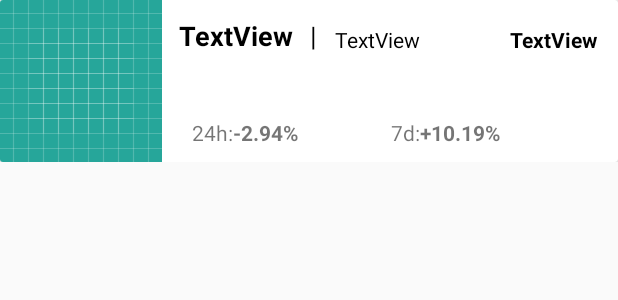
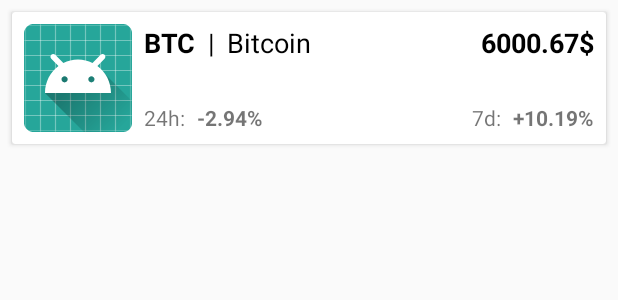
Before and after one commit to Erdemtsynduev/project-cryptocurrencyCharts-androidApp, an Android app: the layout item_listcurrency.xml on its own in the app's theme, with its tools: preview values and no code run, on a phone screen of 412 x 824 dp. Shown: the top 300 px of the screen. Run offline under Robolectric (Android 15) with nearby library versions, the phone set to English and light mode, and no system bars.

Commit message:
Update layout item listcurrency

```diff
--- a/app/src/main/AndroidManifest.xml
+++ b/app/src/main/AndroidManifest.xml
@@ -14,7 +14,6 @@
         <activity android:name=".screen.listcurrency.ListCurrencyActivity">
             <intent-filter>
                 <action android:name="android.intent.action.MAIN" />
-
                 <category android:name="android.intent.category.LAUNCHER" />
             </intent-filter>
         </activity>
--- a/app/src/main/res/layout/item_listcurrency.xml
+++ b/app/src/main/res/layout/item_listcurrency.xml
@@ -1,108 +1,133 @@
 <?xml version="1.0" encoding="utf-8"?>
-<android.support.constraint.ConstraintLayout xmlns:android="http://schemas.android.com/apk/res/android"
+<android.support.v7.widget.CardView xmlns:android="http://schemas.android.com/apk/res/android"
     xmlns:app="http://schemas.android.com/apk/res-auto"
+    xmlns:tools="http://schemas.android.com/tools"
     android:layout_width="match_parent"
-    android:layout_height="wrap_content">
+    android:layout_height="wrap_content"
+    android:layout_margin="@dimen/cardview_default_margin">
 
-    <android.support.v7.widget.CardView
-        android:layout_width="match_parent"
-        android:layout_height="wrap_content">
-
-        <RelativeLayout
+    <android.support.constraint.ConstraintLayout
         android:layout_width="match_parent"
         android:layout_height="match_parent">
 
         <ImageView
-                android:id="@+id/imageView"
+            android:id="@+id/image_symbol_currency"
             android:layout_width="wrap_content"
             android:layout_height="wrap_content"
-                app:srcCompat="@drawable/ic_launcher_background" />
+            android:layout_marginBottom="8dp"
+            android:layout_marginStart="8dp"
+            android:layout_marginTop="8dp"
+            android:contentDescription="@string/item_listcurrency_image_symbol_content"
+            app:layout_constraintBottom_toBottomOf="parent"
+            app:layout_constraintStart_toStartOf="parent"
+            app:layout_constraintTop_toTopOf="parent"
+            tools:src="@mipmap/ic_launcher_round" />
 
         <TextView
-                android:id="@+id/symbol"
+            android:id="@+id/text_symbol_currency"
             android:layout_width="wrap_content"
             android:layout_height="wrap_content"
-                android:layout_alignParentTop="true"
-                android:layout_marginStart="11dp"
-                android:layout_marginTop="11dp"
-                android:layout_toEndOf="@+id/imageView"
-                android:text="TextView"
+            android:layout_marginStart="8dp"
+            android:layout_marginTop="8dp"
+            android:text="@string/item_listcurrency_symbol"
             android:textColor="@android:color/black"
             android:textSize="18sp"
-                android:textStyle="bold" />
+            android:textStyle="bold"
+            app:layout_constraintStart_toEndOf="@+id/image_symbol_currency"
+            app:layout_constraintTop_toTopOf="parent"
+            tools:text="BTC" />
 
         <TextView
-                android:id="@+id/textView2"
+            android:id="@+id/text_devider"
             android:layout_width="wrap_content"
             android:layout_height="wrap_content"
-                android:layout_alignBottom="@+id/symbol"
-                android:layout_marginStart="11dp"
-                android:layout_toEndOf="@+id/symbol"
-                android:text="|"
+            android:layout_marginStart="8dp"
+            android:layout_marginTop="8dp"
+            android:text="@string/item_listcurrency_devider"
             android:textColor="@android:color/black"
-                android:textSize="18sp" />
+            android:textSize="18sp"
+            app:layout_constraintStart_toEndOf="@+id/text_symbol_currency"
+            app:layout_constraintTop_toTopOf="parent" />
 
         <TextView
-                android:id="@+id/name"
+            android:id="@+id/text_name_currency"
+            android:layout_width="wrap_content"
+            android:layout_height="25dp"
+            android:layout_marginStart="8dp"
+            android:layout_marginTop="8dp"
+            android:text="@string/item_listcurrency_name"
+            android:textColor="@android:color/black"
+            android:textSize="18sp"
+            app:layout_constraintStart_toEndOf="@+id/text_devider"
+            app:layout_constraintTop_toTopOf="parent"
+            tools:text="Bitcoin" />
+
+        <TextView
+            android:id="@+id/text_money_currency"
             android:layout_width="wrap_content"
             android:layout_height="wrap_content"
-                android:layout_alignBottom="@+id/textView2"
-                android:layout_marginStart="12dp"
-                android:layout_toEndOf="@+id/textView2"
-                android:text="TextView"
+            android:layout_marginEnd="8dp"
+            android:layout_marginTop="8dp"
+            android:text="@string/item_listcurrency_money"
             android:textColor="@android:color/black"
-                android:textSize="14sp" />
+            android:textSize="18sp"
+            android:textStyle="bold"
+            app:layout_constraintEnd_toEndOf="parent"
+            app:layout_constraintTop_toTopOf="parent"
+            tools:text="6000.67$" />
 
         <TextView
-                android:id="@+id/money"
+            android:id="@+id/text_title_24h"
             android:layout_width="wrap_content"
             android:layout_height="wrap_content"
-                android:layout_alignBottom="@+id/name"
-                android:layout_alignParentEnd="true"
-                android:layout_marginEnd="13dp"
-                android:text="TextView"
-                android:textColor="@android:color/black"
-                android:textSize="14sp"
-                android:textStyle="bold" />
+            android:layout_marginBottom="8dp"
+            android:layout_marginStart="8dp"
+            android:layout_marginTop="8dp"
+            android:text="@string/item_listcurrency_tittle_24h"
+            app:layout_constraintBottom_toBottomOf="parent"
+            app:layout_constraintStart_toEndOf="@+id/image_symbol_currency"
+            app:layout_constraintTop_toBottomOf="@+id/text_symbol_currency"
+            app:layout_constraintVertical_bias="1.0" />
 
         <TextView
-                android:id="@+id/textView6"
+            android:id="@+id/text_title_7h"
             android:layout_width="wrap_content"
             android:layout_height="wrap_content"
-                android:layout_alignBottom="@+id/imageView"
-                android:layout_marginBottom="10dp"
-                android:layout_marginLeft="20dp"
-                android:layout_marginStart="20dp"
-                android:layout_toEndOf="@+id/imageView"
-                android:text="24h:" />
+            android:layout_marginBottom="8dp"
+            android:layout_marginEnd="8dp"
+            android:layout_marginTop="8dp"
+            android:text="@string/item_listcurrency_title_7d"
+            app:layout_constraintBottom_toBottomOf="parent"
+            app:layout_constraintEnd_toStartOf="@+id/text_days"
+            app:layout_constraintTop_toBottomOf="@+id/text_money_currency"
+            app:layout_constraintVertical_bias="1.0" />
 
         <TextView
-                android:id="@+id/textView7"
+            android:id="@+id/text_hours"
             android:layout_width="wrap_content"
             android:layout_height="wrap_content"
-                android:layout_alignBaseline="@+id/textView6"
-                android:layout_alignBottom="@+id/textView6"
-                android:layout_alignEnd="@+id/name"
-                android:text="7d:" />
+            android:layout_marginBottom="8dp"
+            android:layout_marginStart="8dp"
+            android:layout_marginTop="8dp"
+            android:textStyle="bold"
+            app:layout_constraintBottom_toBottomOf="parent"
+            app:layout_constraintStart_toEndOf="@+id/text_title_24h"
+            app:layout_constraintTop_toBottomOf="@+id/text_name_currency"
+            app:layout_constraintVertical_bias="1.0"
+            tools:text="-2.94%" />
 
         <TextView
-                android:id="@+id/hours"
+            android:id="@+id/text_days"
             android:layout_width="wrap_content"
             android:layout_height="wrap_content"
-                android:layout_alignBaseline="@+id/textView6"
-                android:layout_alignBottom="@+id/textView6"
-                android:layout_toEndOf="@+id/textView6"
-                android:text="-2.94%"
-                android:textStyle="bold" />
-
-            <TextView
-                android:id="@+id/days"
-                android:layout_width="wrap_content"
-                android:layout_height="wrap_content"
-                android:layout_alignBottom="@+id/textView7"
-                android:layout_toEndOf="@+id/textView7"
-                android:text="+10.19%"
-                android:textStyle="bold" />
-        </RelativeLayout>
+            android:layout_marginBottom="8dp"
+            android:layout_marginEnd="8dp"
+            android:layout_marginTop="8dp"
+            android:textStyle="bold"
+            app:layout_constraintBottom_toBottomOf="parent"
+            app:layout_constraintEnd_toEndOf="parent"
+            app:layout_constraintTop_toBottomOf="@+id/text_money_currency"
+            app:layout_constraintVertical_bias="1.0"
+            tools:text="+10.19%" />
+    </android.support.constraint.ConstraintLayout>
 </android.support.v7.widget.CardView>
-</android.support.constraint.ConstraintLayout>
--- /dev/null
+++ b/app/src/main/res/values/dimen.xml
@@ -0,0 +1,4 @@
+<?xml version="1.0" encoding="utf-8"?>
+<resources>
+    <dimen name="cardview_default_margin">8dp</dimen>
+</resources>
--- a/app/src/main/res/values/strings.xml
+++ b/app/src/main/res/values/strings.xml
@@ -1,3 +1,10 @@
 <resources>
     <string name="app_name">project_currencyTracker</string>
+    <string name="item_listcurrency_title_7d">7d:</string>
+    <string name="item_listcurrency_tittle_24h">24h:</string>
+    <string name="item_listcurrency_name">TextView</string>
+    <string name="item_listcurrency_money">TextView</string>
+    <string name="item_listcurrency_devider">|</string>
+    <string name="item_listcurrency_symbol">TextView</string>
+    <string name="item_listcurrency_image_symbol_content">Image symbol cryptocurrency</string>
 </resources>
```
Lines whose indentation alone changed are shown as unchanged.
